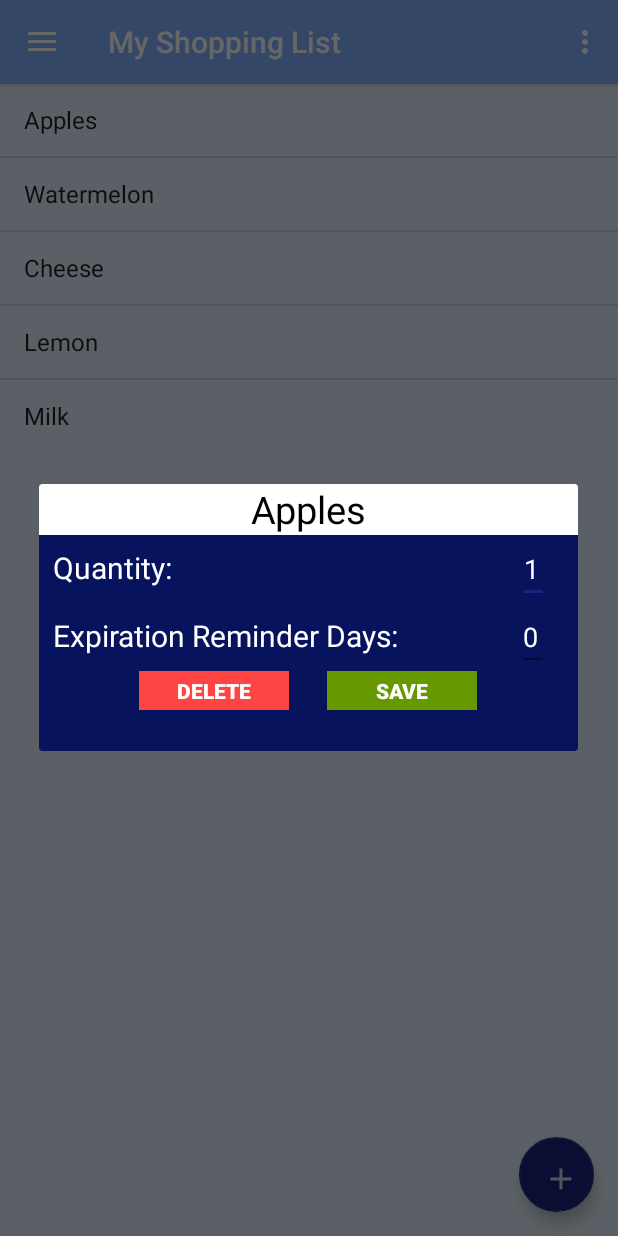
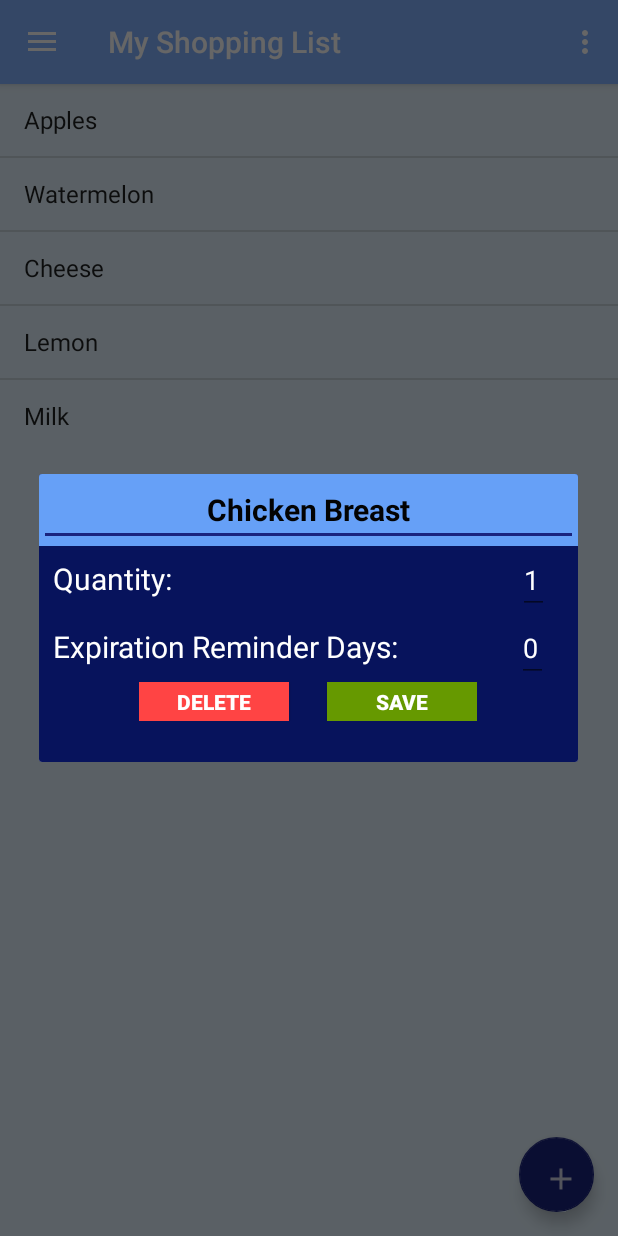
Before and after one commit to mkazachkova/GroceryHelper, an Android app: the screen it shows after launch (MainActivity), after a tap on "Apples", on a phone screen of 412 x 824 dp. Run offline under Robolectric (Android 15) with nearby library versions, the phone set to English and light mode, and no system bars.

Commit message:
dialog box with editable title

```diff
--- a/Grocery/app/src/main/java/com/example/grocery/ItemListFragment.java
+++ b/Grocery/app/src/main/java/com/example/grocery/ItemListFragment.java
@@ -1,12 +1,10 @@
 package com.example.grocery;
 
 
-import android.content.DialogInterface;
+import android.content.Context;
 import android.graphics.Color;
 import android.os.Bundle;
 import android.support.v4.app.Fragment;
-import android.test.AndroidTestRunner;
-import android.text.AndroidCharacter;
 import android.view.Gravity;
 import android.view.LayoutInflater;
 import android.view.View;
@@ -18,8 +16,7 @@ import android.widget.AdapterView;
 import android.app.AlertDialog;
 import android.widget.EditText;
 import android.widget.TextView;
-
-import java.util.ArrayList;
+import android.widget.Toast;
 
 
 /**
@@ -48,20 +45,46 @@ public class ItemListFragment extends Fragment {
             public void onItemClick(AdapterView<?> parent, View view, int position, long id) {
                 AlertDialog.Builder dialogBuilder = new AlertDialog.Builder(getActivity());
                 LayoutInflater inflater =  getActivity().getLayoutInflater();
-                final View dialogView = inflater.inflate(R.layout.custom_dialogue, null);
+                final View dialogView = inflater.inflate(R.layout.custom_dialogue_edit_item, null);
                 dialogBuilder.setView(dialogView);
 
                 final EditText edt = (EditText) dialogView.findViewById(R.id.edit1);
 
                 //dialogBuilder.setTitle("Apples");
-                TextView title = new TextView(getActivity());
-                title.setText("Apples");
-                title.setGravity(Gravity.CENTER);
-                title.setTextSize(25);
-                title.setTextColor(Color.BLACK);
+          //      TextView title = new TextView(getActivity());
+           //     title.setText("Apples");
+             //   title.setGravity(Gravity.CENTER);
+               // title.setTextSize(25);
+                //title.setTextColor(Color.BLACK);
 
 
-                dialogBuilder.setCustomTitle(title);
+                //dialogBuilder.setCustomTitle(title);
+
+                Button delete = (Button) dialogView.findViewById(R.id.btn_delete);
+                delete.setOnClickListener(new View.OnClickListener(){
+                    public void onClick(View view)
+                    {
+                        Context context = getActivity();
+                        CharSequence text = "Delete Pressed!";
+                        int duration = Toast.LENGTH_SHORT;
+
+                        Toast toast = Toast.makeText(context, text, duration);
+                        toast.show();
+                    }
+                });
+
+                Button save = (Button) dialogView.findViewById(R.id.btn_save);
+                save.setOnClickListener(new View.OnClickListener(){
+                    public void onClick(View view)
+                    {
+                        Context context = getActivity();
+                        CharSequence text = "Save pressed!";
+                        int duration = Toast.LENGTH_SHORT;
+
+                        Toast toast = Toast.makeText(context, text, duration);
+                        toast.show();
+                    }
+                });
 
 
                 //dialogBuilder.setMessage("Enter text below");
@@ -97,8 +120,6 @@ public class ItemListFragment extends Fragment {
 
         listView.setAdapter(listViewAdapter);
 
-
-
         return view;
     }
 
--- a/Grocery/app/src/main/res/layout/custom_dialogue.xml
+++ b/Grocery/app/src/main/res/layout/custom_dialogue_edit_item.xml
@@ -3,6 +3,27 @@
     android:orientation="vertical" android:layout_width="match_parent"
     android:layout_height="match_parent"
     android:background="#07135c">
+
+    <LinearLayout
+        android:layout_width="match_parent"
+        android:layout_height="wrap_content"
+        android:orientation="horizontal"
+        android:background="#66a0f7"
+        android:weightSum="1">
+
+
+        <EditText
+            android:id="@+id/editTitle"
+            android:layout_width="match_parent"
+            android:layout_height="wrap_content"
+            android:gravity="center"
+            android:inputType="text"
+            android:text="Chicken Breast"
+            android:textColor="#030303"
+            android:textSize="20sp"
+            android:textStyle="bold" />
+
+    </LinearLayout>
 
     <LinearLayout
         android:layout_width="match_parent"
@@ -64,7 +85,7 @@
         android:orientation="horizontal">
 
         <Button
-            android:id="@+id/btn_yes"
+            android:id="@+id/btn_delete"
             android:layout_width="100dp"
             android:layout_height="26dp"
             android:background="@android:color/holo_red_light"
@@ -74,7 +95,7 @@
             android:textStyle="bold" />
 
         <Button
-            android:id="@+id/btn_no"
+            android:id="@+id/btn_save"
             android:layout_width="100dp"
             android:layout_height="26dp"
             android:layout_marginLeft="25dp"
```
Also changed, not shown: Grocery/app/src/main/java/com/example/grocery/MainActivity.java (+42 -4 lines).
